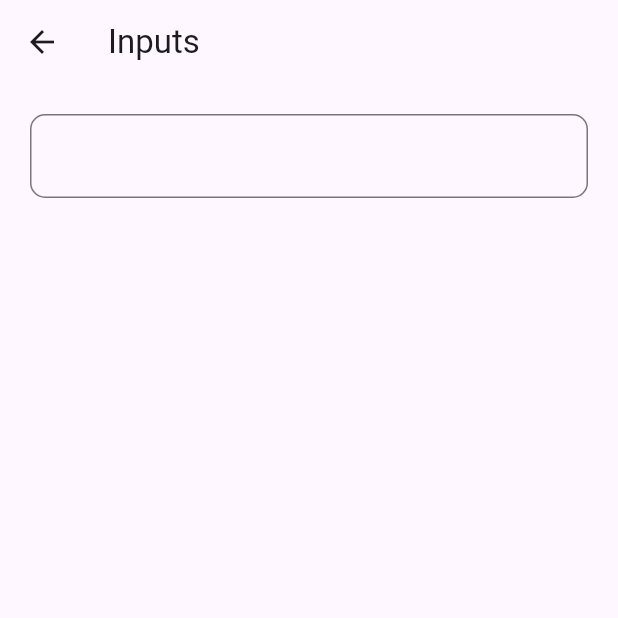
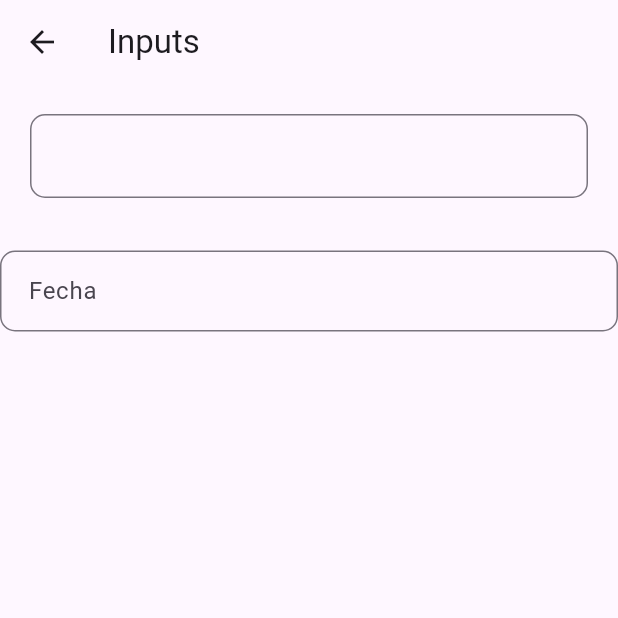
Before and after one commit to lianhdez95/custom_widgets_app, a Flutter app: the InputsPage screen opened directly, on a phone screen of 412 x 824 dp, the top half of it. Run offline on Flutter 3.47's test engine with Material 3 defaults, Android fonts, the phone set to English and light mode, and no system bars; our stand-ins replace animate_do, gap, math_expressions, qr_flutter.

Commit message:
new input date widget

```diff
--- a/lib/pages/inputs_page.dart
+++ b/lib/pages/inputs_page.dart
@@ -1,3 +1,4 @@
+import 'package:custom_widgets_app/widgets/inputs/date_field.dart';
 import 'package:custom_widgets_app/widgets/inputs/input_text_1.dart';
 import 'package:flutter/material.dart';
 
@@ -13,8 +14,11 @@ class InputsPage extends StatelessWidget {
       body: Container(
         alignment: Alignment.center,
         child: ListView(
-          children: const [
-            InputText1()
+          children:  [
+            const InputText1(),
+            const SizedBox(height: 15,),
+            DateField(controller: TextEditingController())
+
           ],
         ),
       ),
--- /dev/null
+++ b/lib/widgets/inputs/date_field.dart
@@ -0,0 +1,72 @@
+import 'package:flutter/material.dart';
+import 'package:intl/intl.dart';
+
+class DateField extends StatefulWidget {
+  final String label;
+  DateTime? initialDate;
+  DateTime? finalDate;
+  DateTime? firstDate;
+  double? width;
+  BorderRadius? borderRedius;
+  final TextEditingController controller;
+
+  DateField({
+    super.key,
+    this.label = 'Fecha',
+    DateTime? initialDate,
+    DateTime? finalDate,
+    DateTime? firstDate,
+    this.width,
+    this.borderRedius,
+    required this.controller,
+  })  : initialDate = initialDate ?? DateTime.now(),
+        finalDate = finalDate ?? DateTime.now(),
+        firstDate = firstDate ?? DateTime(1900);
+
+  @override
+  State<DateField> createState() => _DateFieldState();
+}
+
+class _DateFieldState extends State<DateField> {
+  DateTime selectedDate = DateTime.now();
+
+  Future<void> _selectDate(BuildContext context) async {
+    final DateTime? picked = await showDatePicker(
+      context: context,
+      initialDate: widget.initialDate,
+      firstDate: widget.firstDate!,
+      lastDate: widget.finalDate!,
+    );
+
+    if (picked != null && picked != selectedDate) {
+      setState(() {
+        selectedDate = picked;
+        widget.controller.text = DateFormat('dd/MM/yyyy').format(selectedDate);
+      });
+    }
+  }
+
+  @override
+  Widget build(BuildContext context) {
+    final double width = MediaQuery.of(context).size.width;
+    TextEditingController controller = widget.controller;
+
+    return Container(
+      width: widget.width ?? width,
+      child: TextFormField(
+        decoration: InputDecoration(
+          labelText: widget.label,
+          border: OutlineInputBorder(
+            borderRadius: widget.borderRedius ?? BorderRadius.circular(10),
+          ),
+          contentPadding: const EdgeInsets.all(15),
+          hintText: 'yy-MMMM-dd',
+        ),
+        maxLines: 1,
+        readOnly: true,
+        controller: controller,
+        onTap: () => _selectDate(context),
+      ),
+    );
+  }
+}
```
